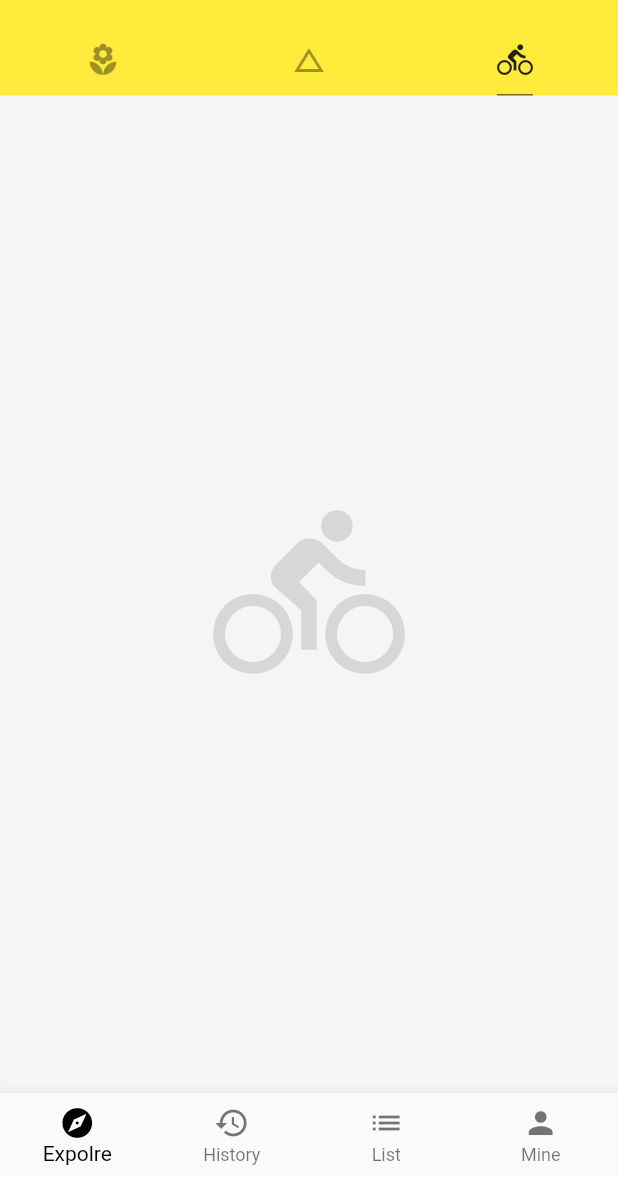
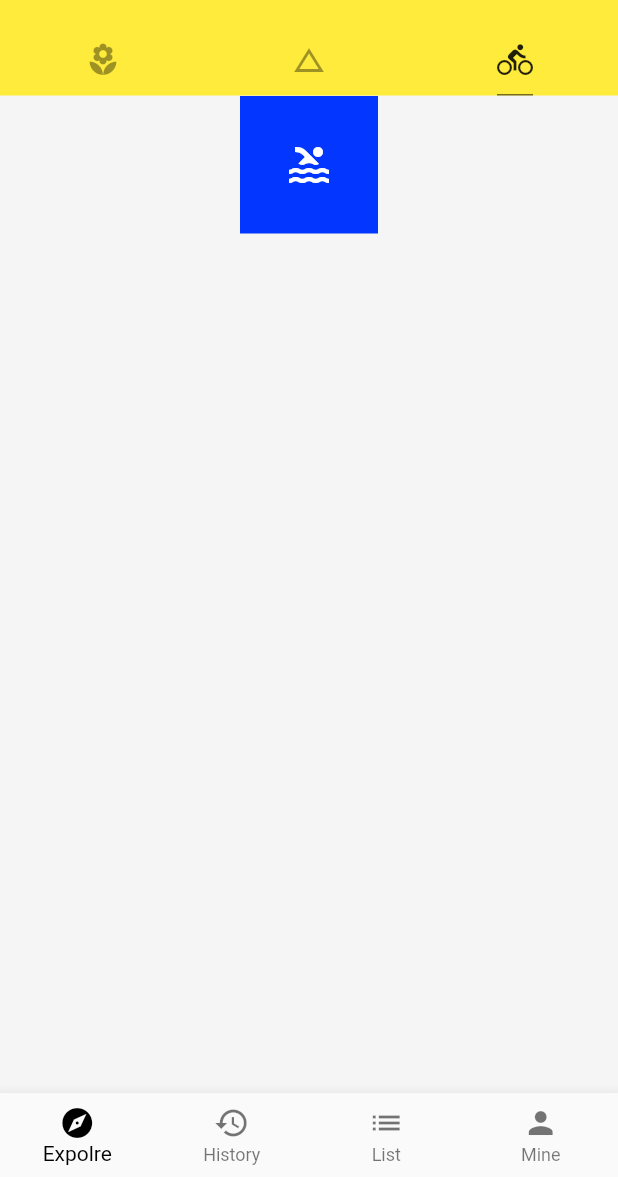
Before and after one commit to XYXiaoYuan/flutter_study, a Flutter app: the screen it shows after launch, tab 3 chosen, on a phone screen of 412 x 824 dp, the part 59-1236 px from its top. Run offline on Flutter 3.47's test engine with Material 2 defaults, Android fonts, the phone set to English and light mode, and no system bars; network calls fail.

Commit message:
创建可配置的图标徽章（IconBadge）小部件

```diff
--- /dev/null
+++ b/flutter_study/lib/demo/layout_demo.dart
@@ -0,0 +1,31 @@
+import 'package:flutter/material.dart';
+
+class LayoutDemo extends StatelessWidget {
+  @override
+  Widget build(BuildContext context) {
+    return Column(
+      children: <Widget>[
+      IconBadge(Icons.pool),
+      ],
+    );
+  }
+}
+
+class IconBadge extends StatelessWidget {
+  final IconData icon;
+  final double size;
+
+  IconBadge(this.icon, {
+    this.size = 32.0
+  });
+
+  @override
+  Widget build(BuildContext context) {
+    return Container(
+      child: Icon(icon, size: size, color: Colors.white),
+      width: size + 60,
+      height: size + 60,
+      color: Color.fromRGBO(3, 54, 255, 1.0),
+    );
+  }
+}
--- a/flutter_study/lib/main.dart
+++ b/flutter_study/lib/main.dart
@@ -1,5 +1,6 @@
 import 'package:flutter/material.dart';
 import 'demo/basic_demo.dart';
+import 'demo/layout_demo.dart';
 import 'demo/listview_demo.dart';
 import 'demo/bottom_navigation_bar_demo.dart';
 import 'demo/drawer_demo.dart';
@@ -51,7 +52,7 @@ class Home extends StatelessWidget {
             children: <Widget>[
               ListViewDemo(),
               BasicDemo(),
-              Icon(Icons.directions_bike, size: 128.0, color: Colors.black12),
+              LayoutDemo(),
           ]),
           drawer: DrawerDemo(),
           bottomNavigationBar: BottomNavigationBarDemo(),
```
